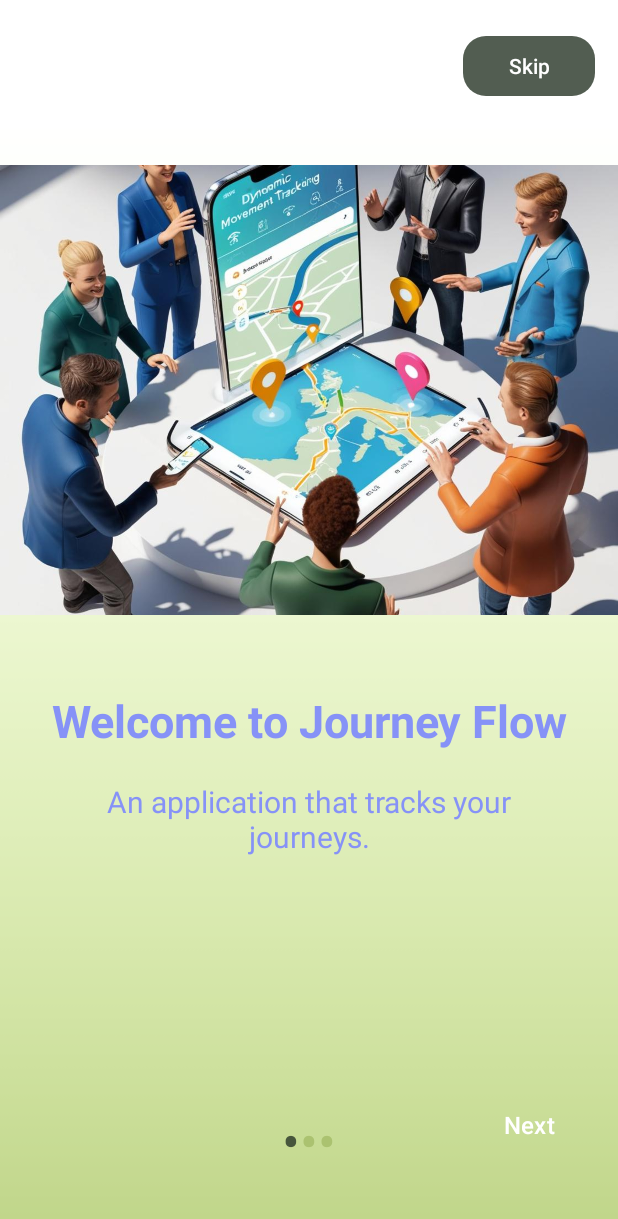
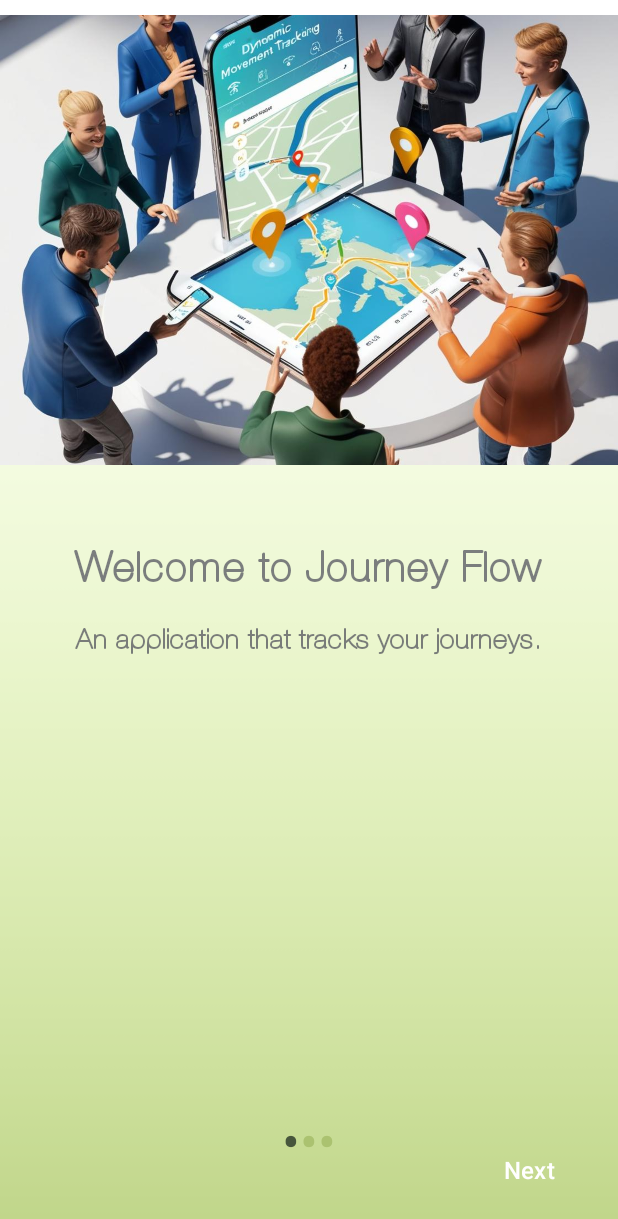
Before and after one commit to maurogizdulic/Journey-Flow, an Android app: the screen it shows after launch (NavigationActivity), on a phone screen of 412 x 824 dp. Shown: the top 1219 px of the screen. Run offline under Robolectric (Android 15) with nearby library versions, the phone set to English and light mode, and no system bars; libraries missing offline, so code that uses them is left out: io.realm; 3 statements that could not run were skipped.

Commit message:
Updated visual part of Navigation activity.

```diff
--- a/app/src/main/java/com/project/journeyflow/signup/NavigationActivity.java
+++ b/app/src/main/java/com/project/journeyflow/signup/NavigationActivity.java
@@ -12,6 +12,10 @@ import android.view.View;
 import android.widget.Button;
 import android.widget.LinearLayout;
 import android.widget.TextView;
+
+import androidx.core.graphics.Insets;
+import androidx.core.view.ViewCompat;
+import androidx.core.view.WindowInsetsCompat;
 import androidx.viewpager.widget.ViewPager;
 
 import com.project.journeyflow.MainActivity;
@@ -61,14 +65,12 @@ public class NavigationActivity extends AppCompatActivity {
         super.onCreate(savedInstanceState);
         EdgeToEdge.enable(this);
         setContentView(R.layout.activity_navigation);
-        /*
+
         ViewCompat.setOnApplyWindowInsetsListener(findViewById(R.id.main), (v, insets) -> {
             Insets systemBars = insets.getInsets(WindowInsetsCompat.Type.systemBars());
             v.setPadding(systemBars.left, systemBars.top, systemBars.right, systemBars.bottom);
             return insets;
         });
-
-         */
 
         Realm.init(this);
         // on below line we are creating a variable for realm configuration and initializing it.
@@ -87,7 +89,7 @@ public class NavigationActivity extends AppCompatActivity {
 
         backButton = findViewById(R.id.backButton);
         nextButton = findViewById(R.id.nextButton);
-        skipButton = findViewById(R.id.skipButton);
+        //skipButton = findViewById(R.id.skipButton);
 
         slideViewPager = findViewById(R.id.slideViewPager);
         dotIndicator = findViewById(R.id.dotIndicator);
@@ -111,12 +113,6 @@ public class NavigationActivity extends AppCompatActivity {
                 finish();
             }
         });
-
-        skipButton.setOnClickListener(view -> {
-            Intent i = new Intent(NavigationActivity.this, MainActivity.class);
-            startActivity(i);
-            finish();
-        });
     }
 
     public void setDotIndicator(int position) {
--- a/app/src/main/java/com/project/journeyflow/signup/ViewPagerAdapter.java
+++ b/app/src/main/java/com/project/journeyflow/signup/ViewPagerAdapter.java
@@ -1,6 +1,10 @@
 package com.project.journeyflow.signup;
 
+import static com.project.journeyflow.R.color.dark_green;
+
+import android.annotation.SuppressLint;
 import android.content.Context;
+import android.graphics.Typeface;
 import android.view.LayoutInflater;
 import android.view.View;
 import android.view.ViewGroup;
@@ -9,6 +13,7 @@ import android.widget.LinearLayout;
 import android.widget.TextView;
 
 import androidx.annotation.NonNull;
+import androidx.core.content.res.ResourcesCompat;
 import androidx.viewpager.widget.PagerAdapter;
 
 import com.project.journeyflow.R;
@@ -46,17 +51,29 @@ public class ViewPagerAdapter extends PagerAdapter {
         return view == object;
     }
 
+    @SuppressLint("ResourceAsColor")
     @NonNull
     @Override
     public Object instantiateItem(@NonNull ViewGroup container, int position) {
         LayoutInflater layoutInflater = (LayoutInflater) context.getSystemService(Context.LAYOUT_INFLATER_SERVICE);
         View view = layoutInflater.inflate(R.layout.slider_screen,container,false);
+
+        // Font
+        Typeface typeface = ResourcesCompat.getFont(context, R.font.aovelsansrounded_rddl);
+
+        // Title and desc
         ImageView sliderImage = view.findViewById(R.id.sliderImage);
         TextView sliderTitle = view.findViewById(R.id.sliderTitle);
         TextView sliderDesc = view.findViewById(R.id.sliderDesc);
         sliderImage.setImageResource(sliderAllImages[position]);
+
         sliderTitle.setText(this.sliderAllTitle[position]);
+        sliderTitle.setTextColor(dark_green);
+        sliderTitle.setTypeface(typeface);
+
         sliderDesc.setText(this.sliderAllDesc[position]);
+        sliderDesc.setTextColor(dark_green);
+        sliderDesc.setTypeface(typeface);
         container.addView(view);
         return view;
     }
--- a/app/src/main/res/layout/activity_navigation.xml
+++ b/app/src/main/res/layout/activity_navigation.xml
@@ -7,38 +7,36 @@
     android:layout_height="match_parent"
     android:background="@drawable/background2"
     tools:context=".signup.NavigationActivity">
-
+<!--
     <Button
         android:id="@+id/skipButton"
         android:layout_width="wrap_content"
         android:layout_height="wrap_content"
-        android:text="Skip"
-        android:layout_marginTop="20dp"
-        android:layout_marginEnd="15dp"
+        android:text="SKIP INTRODUCTION"
         android:textColor="@color/white"
         android:textSize="14sp"
         app:cornerRadius = "15dp"
-        android:padding="8dp"
         app:layout_constraintEnd_toEndOf="parent"
-        app:layout_constraintTop_toTopOf="parent" />
+        app:layout_constraintTop_toTopOf="parent"
+        app:layout_constraintStart_toStartOf="parent"
+        app:layout_constraintBottom_toTopOf="@+id/slideViewPager"/> -->
     <androidx.viewpager.widget.ViewPager
         android:id="@+id/slideViewPager"
         android:layout_width="match_parent"
         android:layout_height="match_parent"
-        android:layout_marginVertical="100dp"
-        app:layout_constraintBottom_toBottomOf="parent"
         app:layout_constraintEnd_toEndOf="parent"
         app:layout_constraintStart_toStartOf="parent"
-        app:layout_constraintTop_toTopOf="parent" />
+        app:layout_constraintTop_toTopOf="parent"
+        app:layout_constraintBottom_toTopOf="@id/backButton"/>
     <Button
         android:id="@+id/backButton"
         android:layout_width="wrap_content"
         android:layout_height="wrap_content"
         android:background="#00000000"
-        android:text="Back"
+        android:text="@string/buttonBack"
         android:textSize="18sp"
         android:layout_marginStart="15dp"
-        android:layout_marginBottom="50dp"
+        android:layout_marginBottom="20dp"
         android:visibility="invisible"
         android:textColor="@color/white"
         app:layout_constraintBottom_toBottomOf="parent"
@@ -47,10 +45,10 @@
         android:id="@+id/nextButton"
         android:layout_width="wrap_content"
         android:layout_height="wrap_content"
-        android:text="Next"
+        android:text="@string/buttonNext"
         android:textSize="16sp"
         android:background="#00000000"
-        android:layout_marginBottom="50dp"
+        android:layout_marginBottom="20dp"
         android:layout_marginEnd="15dp"
         android:textColor="@color/white"
         app:layout_constraintBottom_toBottomOf="parent"
--- a/app/src/main/res/values/strings.xml
+++ b/app/src/main/res/values/strings.xml
@@ -11,8 +11,11 @@
     <string name="buttonGetStarted">Get started</string>
 
     <string name="screenGetStarted">Start an app</string>
+    <string name="just_picture">Just picture</string>
+
+    <!-- Navigation Activity -->
+    <string name="buttonNext">Next</string>
+    <string name="buttonBack">Back</string>
     <string name="buttonFinish">Finish</string>
-    <string name="buttonBack">Back</string>
-    <string name="buttonNext">Next</string>
-    <string name="just_picture">Just picture</string>
+
 </resources>
```
